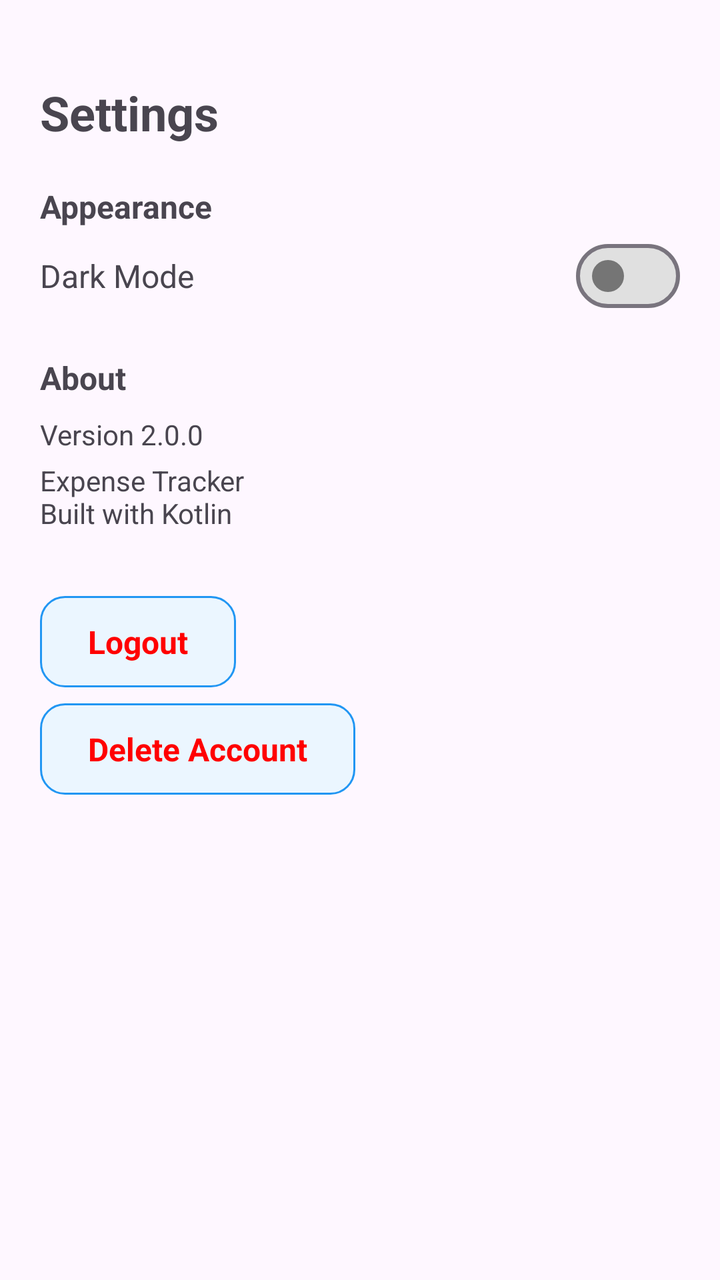
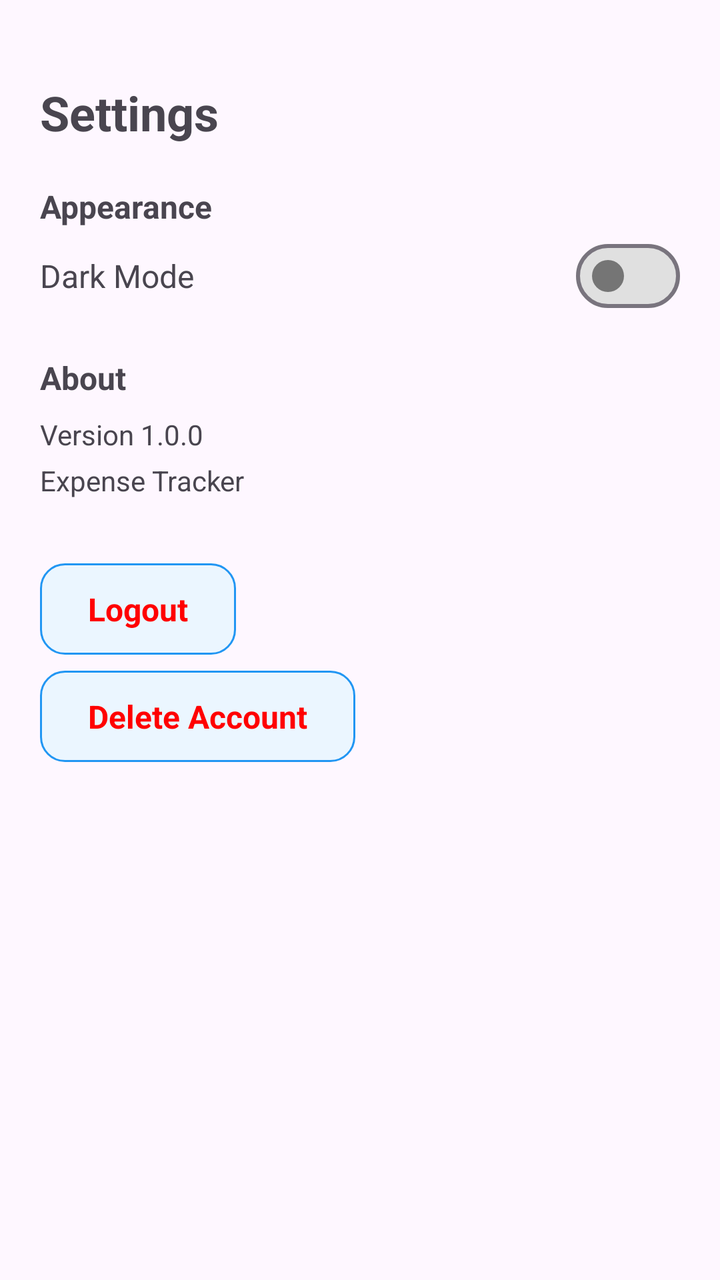

The first picture is an Android layout as it rendered before a commit; the second is the same layout after the commit. The layout source and the unified diff follow.
<!-- AndroidManifest.xml: application theme Theme.ExpenseTracker -->
<!-- res/layout/fragment_setting.xml -->
<?xml version="1.0" encoding="utf-8"?>
<ScrollView xmlns:android="http://schemas.android.com/apk/res/android"
    android:layout_width="match_parent"
    android:layout_height="match_parent"
    xmlns:app="http://schemas.android.com/apk/res-auto"
    android:padding="20dp">

    <LinearLayout
        android:layout_width="match_parent"
        android:layout_height="wrap_content"
        android:layout_marginTop="20dp"
        android:orientation="vertical">

        <TextView
            android:layout_width="wrap_content"
            android:layout_height="wrap_content"
            android:layout_marginBottom="12dp"
            android:text="Settings"
            android:textSize="24sp"
            android:textStyle="bold" />

        

        <TextView
            android:layout_width="wrap_content"
            android:layout_height="wrap_content"
            android:layout_marginTop="8dp"
            android:text="Appearance"
            android:textSize="16sp"
            android:textStyle="bold" />

        <LinearLayout
            android:layout_width="match_parent"
            android:layout_height="wrap_content"
            android:layout_marginTop="8dp"
            android:gravity="center_vertical"
            android:orientation="horizontal">

            <TextView
                android:layout_width="0dp"
                android:layout_height="wrap_content"
                android:layout_weight="1"
                android:text="Dark Mode"
                android:textSize="16sp" />

            <com.google.android.material.materialswitch.MaterialSwitch
                android:id="@+id/switchDarkMode"
                android:layout_width="wrap_content"
                android:layout_height="16dp"
                app:thumbTint="@drawable/switch_thumb"
                app:trackTint="@drawable/switch_track"/>

        </LinearLayout>

        

        <LinearLayout
            android:id="@+id/layoutPrivacy"
            android:layout_width="match_parent"
            android:layout_height="wrap_content"
            android:orientation="vertical"
            android:visibility="gone">

            <TextView
                android:layout_width="wrap_content"
                android:layout_height="wrap_content"
                android:layout_marginTop="24dp"
                android:text="@string/settings_section_privacy"
                android:textSize="16sp"
                android:textStyle="bold" />

            <TextView
                android:id="@+id/tvPrivacyOptions"
                android:layout_width="match_parent"
                android:layout_height="wrap_content"
                android:layout_marginTop="4dp"
                android:background="?attr/selectableItemBackground"
                android:clickable="true"
                android:focusable="true"
                android:gravity="center_vertical"
                android:minHeight="48dp"
                android:text="@string/settings_privacy_options"
                android:textSize="16sp" />

        </LinearLayout>

        

        <TextView
            android:layout_width="wrap_content"
            android:layout_height="wrap_content"
            android:layout_marginTop="24dp"
            android:text="About"
            android:textSize="16sp"
            android:textStyle="bold" />

        <TextView
            android:id="@+id/tvVersion"
            android:layout_width="match_parent"
            android:layout_height="wrap_content"
            android:layout_marginTop="8dp"
            android:text="Version 2.0.0"
            android:textSize="14sp" />

        <TextView
            android:id="@+id/tvAbout"
            android:layout_width="match_parent"
            android:layout_height="wrap_content"
            android:layout_marginTop="4dp"
            android:text="Expense Tracker&#10;Built with Kotlin"
            android:textSize="14sp" />

        

        <TextView
            android:id="@+id/tvLogout"
            android:layout_width="wrap_content"
            android:layout_height="wrap_content"
            android:layout_marginTop="32dp"
            android:background="@drawable/bg_button_ripple"
            android:clickable="true"
            android:focusable="true"
            android:gravity="center"
            android:paddingVertical="12dp"
            android:paddingHorizontal="24dp"
            android:text="Logout"
            android:textStyle="bold"
            android:textColor="@color/red"
            android:textSize="16sp" />

        

        <TextView
            android:id="@+id/tvDeleteAccount"
            android:layout_width="wrap_content"
            android:layout_height="wrap_content"
            android:layout_marginTop="8dp"
            android:background="@drawable/bg_button_ripple"
            android:clickable="true"
            android:focusable="true"
            android:gravity="center"
            android:paddingVertical="12dp"
            android:paddingHorizontal="24dp"
            android:text="@string/settings_delete_account"
            android:textStyle="bold"
            android:textColor="@color/red"
            android:textSize="16sp" />

    </LinearLayout>

</ScrollView>
<!-- resources referenced by this layout -->
<resources>
  <color name="red">#FF0000</color>
  <!-- drawable bg_button_ripple (drawable) -->
  <?xml version="1.0" encoding="utf-8"?>
  <ripple xmlns:android="http://schemas.android.com/apk/res/android"
      android:color="#55000000">
  
      <item>
          <shape android:shape="rectangle">
              <solid android:color="#EBF6FF" />
              <corners android:radius="12dp" />
              <stroke android:width="1dp" android:color="#2196F3"/>
          </shape>
      </item>
  
  </ripple>
  <!-- drawable switch_thumb (drawable) -->
  <?xml version="1.0" encoding="utf-8"?>
  <selector xmlns:android="http://schemas.android.com/apk/res/android">
  
      
      <item
          android:state_checked="true"
          android:color="@color/switch_thumb_on" />
  
      
      <item
          android:color="@color/switch_thumb_off" />
  
  </selector>
  <!-- drawable switch_track (drawable) -->
  <?xml version="1.0" encoding="utf-8"?>
  <selector xmlns:android="http://schemas.android.com/apk/res/android">
  
      
      <item
          android:state_checked="true"
          android:color="@color/switch_track_on" />
  
      
      <item
          android:color="@color/switch_track_off" />
  
  </selector>
  <string name="settings_delete_account">Delete Account</string>
  <string name="settings_privacy_options">Privacy options</string>
  <string name="settings_section_privacy">Privacy</string>
  <style name="Theme.ExpenseTracker" parent="Base.Theme.ExpenseTracker" />
  <color name="switch_thumb_on">#FFFFFF</color>
  <color name="switch_thumb_off">#757575</color>
  <color name="switch_track_on">#009688</color>
  <color name="switch_track_off">#E0E0E0</color>
  <style name="Base.Theme.ExpenseTracker" parent="Theme.Material3.DayNight.NoActionBar">
          
          
      </style>
</resources>

<!-- the commit's change to res/layout/fragment_setting.xml (unified diff, before → after) -->
@@ -99,7 +99,7 @@
             android:layout_width="match_parent"
             android:layout_height="wrap_content"
             android:layout_marginTop="8dp"
-            android:text="Version 2.0.0"
+            android:text="Version 1.0.0"
             android:textSize="14sp" />
 
         <TextView
@@ -107,7 +107,7 @@
             android:layout_width="match_parent"
             android:layout_height="wrap_content"
             android:layout_marginTop="4dp"
-            android:text="Expense Tracker&#10;Built with Kotlin"
+            android:text="Expense Tracker"
             android:textSize="14sp" />
 
         
